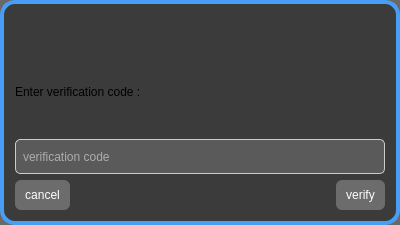
Above: inputdialog.ui from TONI7008/simpleCloud before the change. Below: the same form after it.
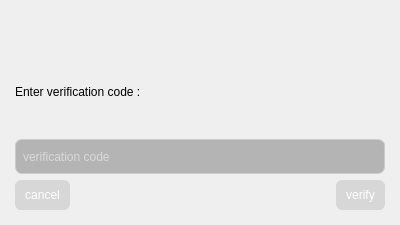
That is the form after the change. The open tabs and pages were chosen to show the change. Icons and pictures are not drawn. Custom widgets are drawn as their Qt base class.

```diff
--- a/inputdialog.ui
+++ b/inputdialog.ui
@@ -14,33 +14,13 @@
    <string>Form</string>
   </property>
   <property name="styleSheet">
-   <string notr="true">#InputDialog{
-
-background: qlineargradient(
-        x1: 0, y1: 0,
-        x2: 1, y2: 1,
-        stop: 0 rgba(71,158,245,0.7),
-        stop: 0.3 rgba(255,100,80,0.6),
-        stop: 0.6 rgba(255,165,0,0.6),
-        stop: 1 rgba(30,30,30,0.7)
-    );
-
-
-background: qlineargradient(
-        x1: 0, y1: 0,
-        x2: 1, y2: 1,
-        stop: 0 rgba(71,158,245,0.5),
-        stop: 1 rgba(30,30,30,0.6)
-    );
-
-background:rgba(40,40,40,0.7);
-border:4px solid rgb(71,158,245);
-border-radius:15px;
+   <string notr="true">#inputDialog{
+	font: 13px &quot;Segoe UI&quot;;
 }
 QLineEdit {
     background: rgba(120, 120, 120, 0.5);
     border: 1px solid #ccc;
-    border-radius: 5px;
+    border-radius: 7px;
     font: 13pt &quot;Noto Sans&quot;;
     padding: 5px;
     color: white; /* Text color */
@@ -358,17 +338,17 @@
   </layout>
  </widget>
  <customwidgets>
+  <customwidget>
+   <class>HoverButton</class>
+   <extends>QPushButton</extends>
+   <header>hoverbutton.h</header>
+  </customwidget>
   <customwidget>
    <class>TStackedWidget</class>
    <extends>QStackedWidget</extends>
    <header>tstackedwidget.h</header>
    <container>1</container>
   </customwidget>
-  <customwidget>
-   <class>HoverButton</class>
-   <extends>QPushButton</extends>
-   <header>hoverbutton.h</header>
-  </customwidget>
  </customwidgets>
  <resources>
   <include location="icons.qrc"/>
```
Left out of the diff: 6 changed lines with no effect on the pictures.
